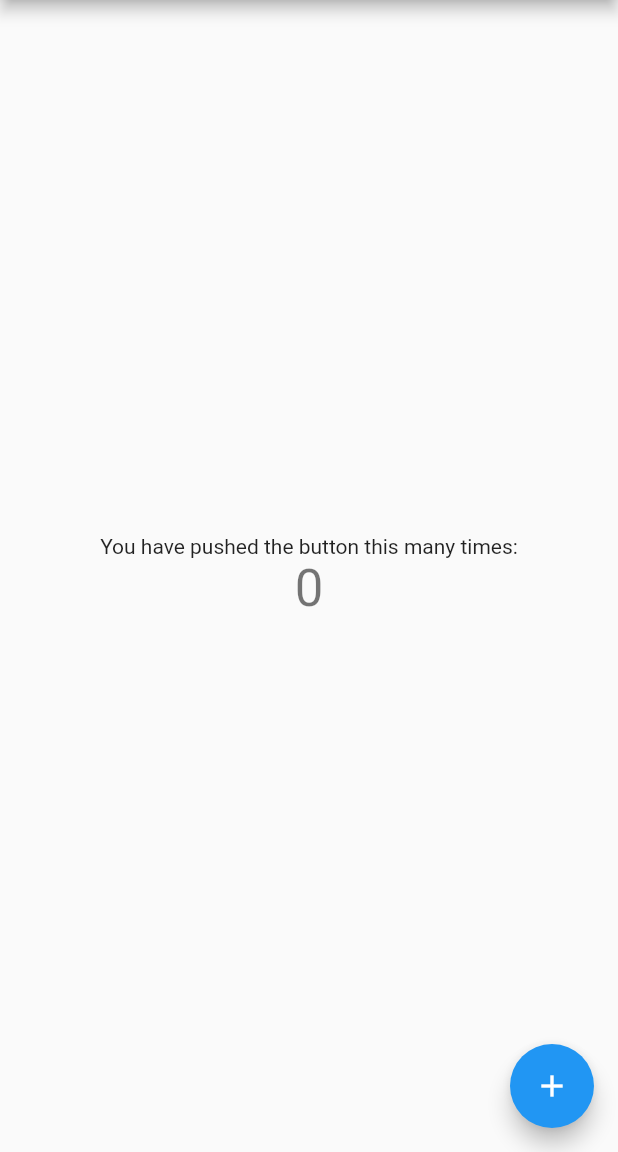
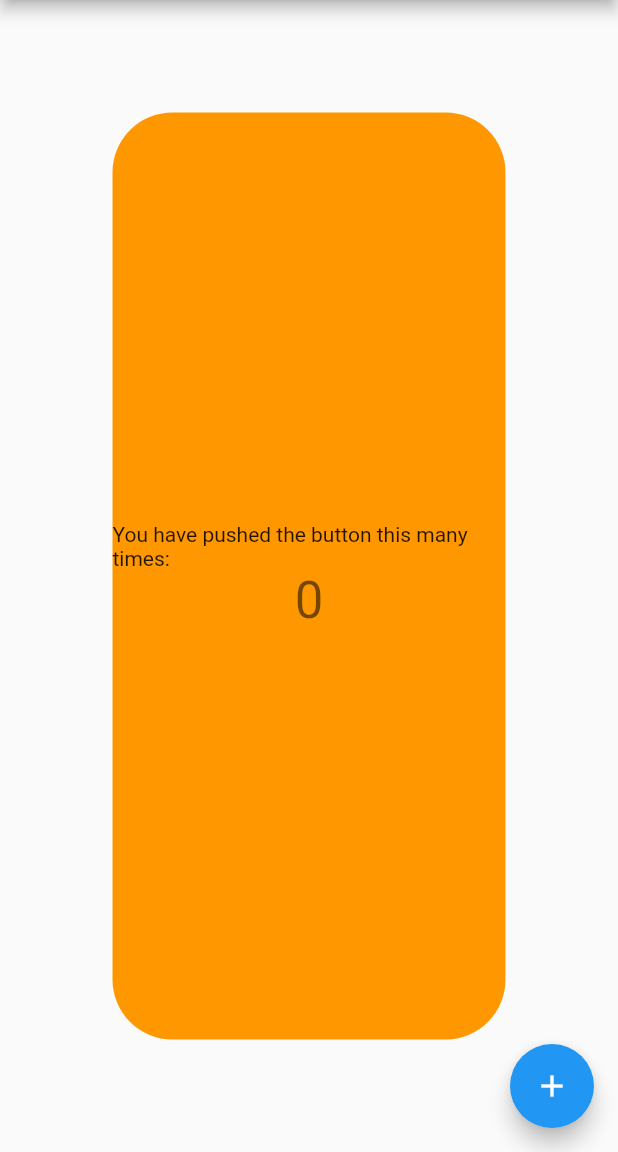
Before and after one commit to trapuler/git_homework_mrga-trap, a Flutter app: the screen it shows after launch, on a phone screen of 412 x 824 dp, the part 84-1236 px from its top. Run offline on Flutter 3.47's test engine with Material 2 defaults, Android fonts, the phone set to English and light mode, and no system bars.

Commit message:
commit Container Maknut widget center i ubačet container, centriran i zaobljeni rubovi

```diff
--- a/lib/main.dart
+++ b/lib/main.dart
@@ -72,10 +72,19 @@ class _MyHomePageState extends State<MyHomePage> {
         // the App.build method, and use it to set our appbar title.
         title: Text(widget.title),
       ),
-      body: Center(
-        // Center is a layout widget. It takes a single child and positions it
-        // in the middle of the parent.
-        child: Column(
+      body: Container(
+        alignment: Alignment.center,
+        margin: EdgeInsets.all(75.0),
+        decoration: BoxDecoration(
+          color: Colors.orange,
+          borderRadius: BorderRadius.only(
+            topLeft: Radius.circular(40.0),
+            topRight: Radius.circular(40.0),
+            bottomRight: Radius.circular(40.0),
+            bottomLeft: Radius.circular(40.0),
+          ),
+        ),
+          child: Column(
           // Column is also a layout widget. It takes a list of children and
           // arranges them vertically. By default, it sizes itself to fit its
           // children horizontally, and tries to be as tall as its parent.
@@ -97,7 +106,10 @@ class _MyHomePageState extends State<MyHomePage> {
             ),
             Text(
               '$_counter',
-              style: Theme.of(context).textTheme.display1,
+              style: Theme
+                  .of(context)
+                  .textTheme
+                  .display1,
             ),
           ],
         ),
```
